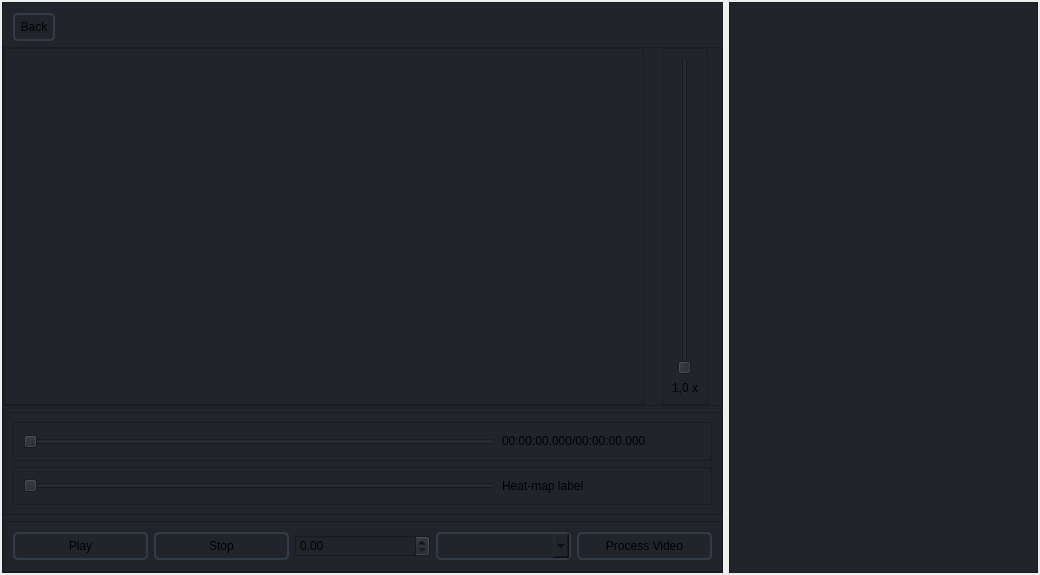
farruck-tusar/IFE_APP, file widgets/video_player/ui_video_player.ui: the form before one commit.
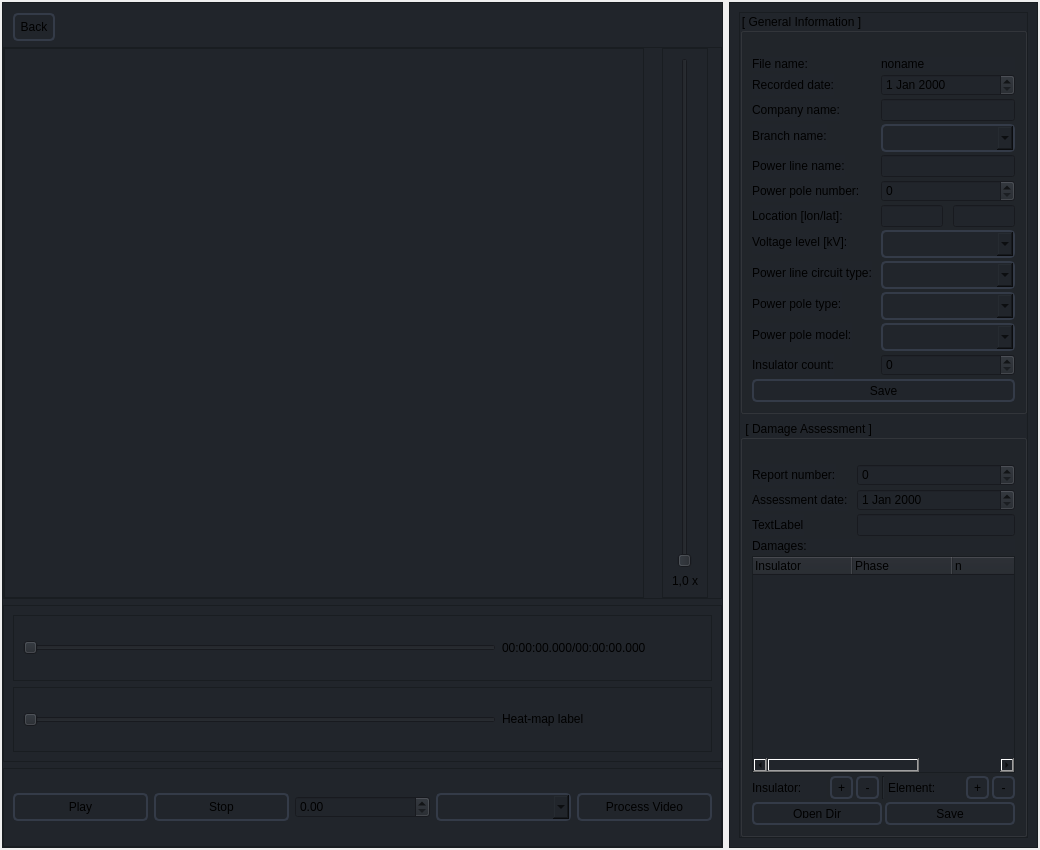
The form after the commit. Icons and pictures are not drawn.

Commit message: add apoli sidebar in videoplayer layout

```diff
--- a/widgets/video_player/ui_video_player.ui
+++ b/widgets/video_player/ui_video_player.ui
@@ -7,7 +7,7 @@
     <x>0</x>
     <y>0</y>
     <width>1040</width>
-    <height>575</height>
+    <height>850</height>
    </rect>
   </property>
   <property name="windowTitle">
@@ -369,6 +369,971 @@
      <property name="frameShadow">
       <enum>QFrame::Raised</enum>
      </property>
+     <layout class="QVBoxLayout" name="verticalLayout_4">
+      <item>
+       <widget class="QScrollArea" name="scrollArea">
+        <property name="horizontalScrollBarPolicy">
+         <enum>Qt::ScrollBarAlwaysOff</enum>
+        </property>
+        <property name="widgetResizable">
+         <bool>true</bool>
+        </property>
+        <widget class="QWidget" name="scrollAreaWidgetContents_2">
+         <property name="geometry">
+          <rect>
+           <x>0</x>
+           <y>0</y>
+           <width>313</width>
+           <height>72</height>
+          </rect>
+         </property>
+         <layout class="QVBoxLayout" name="verticalLayout">
+          <property name="spacing">
+           <number>6</number>
+          </property>
+          <property name="leftMargin">
+           <number>0</number>
+          </property>
+          <property name="topMargin">
+           <number>0</number>
+          </property>
+          <property name="rightMargin">
+           <number>0</number>
+          </property>
+          <property name="bottomMargin">
+           <number>0</number>
+          </property>
+          <item>
+           <widget class="QGroupBox" name="groupBox_General">
+            <property name="font">
+             <font>
+              <bold>false</bold>
+             </font>
+            </property>
+            <property name="title">
+             <string>[ General Information ]</string>
+            </property>
+            <property name="flat">
+             <bool>false</bool>
+            </property>
+            <property name="checkable">
+             <bool>false</bool>
+            </property>
+            <layout class="QVBoxLayout" name="verticalLayout_3">
+             <property name="spacing">
+              <number>3</number>
+             </property>
+             <property name="topMargin">
+              <number>24</number>
+             </property>
+             <item>
+              <layout class="QFormLayout" name="layout_G1">
+               <property name="horizontalSpacing">
+                <number>9</number>
+               </property>
+               <property name="verticalSpacing">
+                <number>3</number>
+               </property>
+               <item row="0" column="0">
+                <widget class="QLabel" name="label_file_name">
+                 <property name="text">
+                  <string>File name:</string>
+                 </property>
+                </widget>
+               </item>
+               <item row="0" column="1">
+                <widget class="QLabel" name="label_file_name_value">
+                 <property name="text">
+                  <string>noname</string>
+                 </property>
+                </widget>
+               </item>
+               <item row="1" column="0">
+                <widget class="QLabel" name="label_record_date">
+                 <property name="sizePolicy">
+                  <sizepolicy hsizetype="Preferred" vsizetype="Preferred">
+                   <horstretch>0</horstretch>
+                   <verstretch>0</verstretch>
+                  </sizepolicy>
+                 </property>
+                 <property name="minimumSize">
+                  <size>
+                   <width>0</width>
+                   <height>0</height>
+                  </size>
+                 </property>
+                 <property name="maximumSize">
+                  <size>
+                   <width>16777215</width>
+                   <height>16777215</height>
+                  </size>
+                 </property>
+                 <property name="text">
+                  <string>Recorded date:</string>
+                 </property>
+                </widget>
+               </item>
+               <item row="1" column="1">
+                <widget class="QDateEdit" name="dateEdit_record_date">
+                 <property name="sizePolicy">
+                  <sizepolicy hsizetype="Preferred" vsizetype="Preferred">
+                   <horstretch>0</horstretch>
+                   <verstretch>0</verstretch>
+                  </sizepolicy>
+                 </property>
+                 <property name="minimumSize">
+                  <size>
+                   <width>0</width>
+                   <height>0</height>
+                  </size>
+                 </property>
+                 <property name="maximumSize">
+                  <size>
+                   <width>16777215</width>
+                   <height>16777215</height>
+                  </size>
+                 </property>
+                 <property name="locale">
+                  <locale language="English" country="World"/>
+                 </property>
+                </widget>
+               </item>
+               <item row="2" column="0">
+                <widget class="QLabel" name="label_com_name">
+                 <property name="sizePolicy">
+                  <sizepolicy hsizetype="Preferred" vsizetype="Preferred">
+                   <horstretch>0</horstretch>
+                   <verstretch>0</verstretch>
+                  </sizepolicy>
+                 </property>
+                 <property name="minimumSize">
+                  <size>
+                   <width>0</width>
+                   <height>0</height>
+                  </size>
+                 </property>
+                 <property name="maximumSize">
+                  <size>
+                   <width>16777215</width>
+                   <height>16777215</height>
+                  </size>
+                 </property>
+                 <property name="text">
+                  <string>Company name:</string>
+                 </property>
+                </widget>
+               </item>
+               <item row="2" column="1">
+                <widget class="QLineEdit" name="lineEdit_com_name">
+                 <property name="sizePolicy">
+                  <sizepolicy hsizetype="Preferred" vsizetype="Preferred">
+                   <horstretch>0</horstretch>
+                   <verstretch>0</verstretch>
+                  </sizepolicy>
+                 </property>
+                 <property name="minimumSize">
+                  <size>
+                   <width>0</width>
+                   <height>0</height>
+                  </size>
+                 </property>
+                 <property name="maximumSize">
+                  <size>
+                   <width>16777215</width>
+                   <height>16777215</height>
+                  </size>
+                 </property>
+                </widget>
+               </item>
+               <item row="3" column="0">
+                <widget class="QLabel" name="label_bra_name">
+                 <property name="sizePolicy">
+                  <sizepolicy hsizetype="Preferred" vsizetype="Preferred">
+                   <horstretch>0</horstretch>
+                   <verstretch>0</verstretch>
+                  </sizepolicy>
+                 </property>
+                 <property name="minimumSize">
+                  <size>
+                   <width>0</width>
+                   <height>0</height>
+                  </size>
+                 </property>
+                 <property name="maximumSize">
+                  <size>
+                   <width>16777215</width>
+                   <height>16777215</height>
+                  </size>
+                 </property>
+                 <property name="text">
+                  <string>Branch name:</string>
+                 </property>
+                </widget>
+               </item>
+               <item row="3" column="1">
+                <widget class="QComboBox" name="comboBox_bra_name">
+                 <property name="sizePolicy">
+                  <sizepolicy hsizetype="Preferred" vsizetype="Preferred">
+                   <horstretch>0</horstretch>
+                   <verstretch>0</verstretch>
+                  </sizepolicy>
+                 </property>
+                 <property name="minimumSize">
+                  <size>
+                   <width>0</width>
+                   <height>0</height>
+                  </size>
+                 </property>
+                 <property name="maximumSize">
+                  <size>
+                   <width>16777215</width>
+                   <height>16777215</height>
+                  </size>
+                 </property>
+                </widget>
+               </item>
+               <item row="4" column="0">
+                <widget class="QLabel" name="label_pl_name">
+                 <property name="sizePolicy">
+                  <sizepolicy hsizetype="Preferred" vsizetype="Preferred">
+                   <horstretch>0</horstretch>
+                   <verstretch>0</verstretch>
+                  </sizepolicy>
+                 </property>
+                 <property name="minimumSize">
+                  <size>
+                   <width>0</width>
+                   <height>0</height>
+                  </size>
+                 </property>
+                 <property name="maximumSize">
+                  <size>
+                   <width>16777215</width>
+                   <height>16777215</height>
+                  </size>
+                 </property>
+                 <property name="text">
+                  <string>Power line name:</string>
+                 </property>
+                </widget>
+               </item>
+               <item row="4" column="1">
+                <widget class="QLineEdit" name="lineEdit_pl_name">
+                 <property name="sizePolicy">
+                  <sizepolicy hsizetype="Preferred" vsizetype="Preferred">
+                   <horstretch>0</horstretch>
+                   <verstretch>0</verstretch>
+                  </sizepolicy>
+                 </property>
+                 <property name="minimumSize">
+                  <size>
+                   <width>0</width>
+                   <height>0</height>
+                  </size>
+                 </property>
+                 <property name="maximumSize">
+                  <size>
+                   <width>16777215</width>
+                   <height>16777215</height>
+                  </size>
+                 </property>
+                </widget>
+               </item>
+               <item row="5" column="0">
+                <widget class="QLabel" name="label_pp_num">
+                 <property name="sizePolicy">
+                  <sizepolicy hsizetype="Preferred" vsizetype="Preferred">
+                   <horstretch>0</horstretch>
+                   <verstretch>0</verstretch>
+                  </sizepolicy>
+                 </property>
+                 <property name="minimumSize">
+                  <size>
+                   <width>0</width>
+                   <height>0</height>
+                  </size>
+                 </property>
+                 <property name="maximumSize">
+                  <size>
+                   <width>16777215</width>
+                   <height>16777215</height>
+                  </size>
+                 </property>
+                 <property name="text">
+                  <string>Power pole number:</string>
+                 </property>
+                </widget>
+               </item>
+               <item row="5" column="1">
+                <widget class="QSpinBox" name="spinBox_pp_num">
+                 <property name="sizePolicy">
+                  <sizepolicy hsizetype="Preferred" vsizetype="Preferred">
+                   <horstretch>0</horstretch>
+                   <verstretch>0</verstretch>
+                  </sizepolicy>
+                 </property>
+                 <property name="minimumSize">
+                  <size>
+                   <width>0</width>
+                   <height>0</height>
+                  </size>
+                 </property>
+                 <property name="maximumSize">
+                  <size>
+                   <width>16777215</width>
+                   <height>16777215</height>
+                  </size>
+                 </property>
+                 <property name="maximum">
+                  <number>999</number>
+                 </property>
+                </widget>
+               </item>
+               <item row="6" column="0">
+                <widget class="QLabel" name="label_location_lon">
+                 <property name="sizePolicy">
+                  <sizepolicy hsizetype="Preferred" vsizetype="Preferred">
+                   <horstretch>0</horstretch>
+                   <verstretch>0</verstretch>
+                  </sizepolicy>
+                 </property>
+                 <property name="minimumSize">
+                  <size>
+                   <width>0</width>
+                   <height>0</height>
+                  </size>
+                 </property>
+                 <property name="maximumSize">
+                  <size>
+                   <width>16777215</width>
+                   <height>16777215</height>
+                  </size>
+                 </property>
+                 <property name="text">
+                  <string>Location [lon/lat]:</string>
+                 </property>
+                </widget>
+               </item>
+               <item row="6" column="1">
+                <layout class="QHBoxLayout" name="horizontalLayout_13">
+                 <property name="spacing">
+                  <number>10</number>
+                 </property>
+                 <item>
+                  <widget class="QLineEdit" name="lineEdit_location_lon">
+                   <property name="sizePolicy">
+                    <sizepolicy hsizetype="Preferred" vsizetype="Preferred">
+                     <horstretch>0</horstretch>
+                     <verstretch>0</verstretch>
+                    </sizepolicy>
+                   </property>
+                   <property name="minimumSize">
+                    <size>
+                     <width>0</width>
+                     <height>0</height>
+                    </size>
+                   </property>
+                   <property name="maximumSize">
+                    <size>
+                     <width>16777215</width>
+                     <height>16777215</height>
+                    </size>
+                   </property>
+                  </widget>
+                 </item>
+                 <item>
+                  <widget class="QLineEdit" name="lineEdit_location_lat">
+                   <property name="sizePolicy">
+                    <sizepolicy hsizetype="Preferred" vsizetype="Preferred">
+                     <horstretch>0</horstretch>
+                     <verstretch>0</verstretch>
+                    </sizepolicy>
+                   </property>
+                   <property name="minimumSize">
+                    <size>
+                     <width>0</width>
+                     <height>0</height>
+                    </size>
+                   </property>
+                   <property name="maximumSize">
+                    <size>
+                     <width>16777215</width>
+                     <height>16777215</height>
+                    </size>
+                   </property>
+                  </widget>
+                 </item>
+                </layout>
+               </item>
+               <item row="7" column="0">
+                <widget class="QLabel" name="label_pl_level">
+                 <property name="sizePolicy">
+                  <sizepolicy hsizetype="Preferred" vsizetype="Preferred">
+                   <horstretch>0</horstretch>
+                   <verstretch>0</verstretch>
+                  </sizepolicy>
+                 </property>
+                 <property name="minimumSize">
+                  <size>
+                   <width>0</width>
+                   <height>0</height>
+                  </size>
+                 </property>
+                 <property name="maximumSize">
+                  <size>
+                   <width>16777215</width>
+                   <height>16777215</height>
+                  </size>
+                 </property>
+                 <property name="text">
+                  <string>Voltage level [kV]:</string>
+                 </property>
+                </widget>
+               </item>
+               <item row="7" column="1">
+                <widget class="QComboBox" name="comboBox_pl_level">
+                 <property name="sizePolicy">
+                  <sizepolicy hsizetype="Preferred" vsizetype="Preferred">
+                   <horstretch>0</horstretch>
+                   <verstretch>0</verstretch>
+                  </sizepolicy>
+                 </property>
+                 <property name="minimumSize">
+                  <size>
+                   <width>0</width>
+                   <height>0</height>
+                  </size>
+                 </property>
+                 <property name="maximumSize">
+                  <size>
+                   <width>16777215</width>
+                   <height>16777215</height>
+                  </size>
+                 </property>
+                </widget>
+               </item>
+               <item row="8" column="0">
+                <widget class="QLabel" name="label_pl_cir_type">
+                 <property name="sizePolicy">
+                  <sizepolicy hsizetype="Preferred" vsizetype="Preferred">
+                   <horstretch>0</horstretch>
+                   <verstretch>0</verstretch>
+                  </sizepolicy>
+                 </property>
+                 <property name="minimumSize">
+                  <size>
+                   <width>0</width>
+                   <height>0</height>
+                  </size>
+                 </property>
+                 <property name="maximumSize">
+                  <size>
+                   <width>16777215</width>
+                   <height>16777215</height>
+                  </size>
+                 </property>
+                 <property name="text">
+                  <string>Power line circuit type:</string>
+                 </property>
+                </widget>
+               </item>
+               <item row="8" column="1">
+                <widget class="QComboBox" name="comboBox_pl_cir_type">
+                 <property name="sizePolicy">
+                  <sizepolicy hsizetype="Preferred" vsizetype="Preferred">
+                   <horstretch>0</horstretch>
+                   <verstretch>0</verstretch>
+                  </sizepolicy>
+                 </property>
+                 <property name="minimumSize">
+                  <size>
+                   <width>0</width>
+                   <height>0</height>
+                  </size>
+                 </property>
+                 <property name="maximumSize">
+                  <size>
+                   <width>16777215</width>
+                   <height>16777215</height>
+                  </size>
+                 </property>
+                </widget>
+               </item>
+               <item row="9" column="0">
+                <widget class="QLabel" name="label_pp_type">
+                 <property name="sizePolicy">
+                  <sizepolicy hsizetype="Preferred" vsizetype="Preferred">
+                   <horstretch>0</horstretch>
+                   <verstretch>0</verstretch>
+                  </sizepolicy>
+                 </property>
+                 <property name="minimumSize">
+                  <size>
+                   <width>0</width>
+                   <height>0</height>
+                  </size>
+                 </property>
+                 <property name="maximumSize">
+                  <size>
+                   <width>16777215</width>
+                   <height>16777215</height>
+                  </size>
+                 </property>
+                 <property name="text">
+                  <string>Power pole type:</string>
+                 </property>
+                </widget>
+               </item>
+               <item row="9" column="1">
+                <widget class="QComboBox" name="comboBox_pp_type">
+                 <property name="sizePolicy">
+                  <sizepolicy hsizetype="Preferred" vsizetype="Preferred">
+                   <horstretch>0</horstretch>
+                   <verstretch>0</verstretch>
+                  </sizepolicy>
+                 </property>
+                 <property name="minimumSize">
+                  <size>
+                   <width>0</width>
+                   <height>0</height>
+                  </size>
+                 </property>
+                 <property name="maximumSize">
+                  <size>
+                   <width>16777215</width>
+                   <height>16777215</height>
+                  </size>
+                 </property>
+                </widget>
+               </item>
+               <item row="10" column="0">
+                <widget class="QLabel" name="label_pp_model">
+                 <property name="sizePolicy">
+                  <sizepolicy hsizetype="Preferred" vsizetype="Preferred">
+                   <horstretch>0</horstretch>
+                   <verstretch>0</verstretch>
+                  </sizepolicy>
+                 </property>
+                 <property name="minimumSize">
+                  <size>
+                   <width>0</width>
+                   <height>0</height>
+                  </size>
+                 </property>
+                 <property name="maximumSize">
+                  <size>
+                   <width>16777215</width>
+                   <height>16777215</height>
+                  </size>
+                 </property>
+                 <property name="text">
+                  <string>Power pole model:</string>
+                 </property>
+                </widget>
+               </item>
+               <item row="10" column="1">
+                <widget class="QComboBox" name="comboBox_pp_model">
+                 <property name="sizePolicy">
+                  <sizepolicy hsizetype="Preferred" vsizetype="Preferred">
+                   <horstretch>0</horstretch>
+                   <verstretch>0</verstretch>
+                  </sizepolicy>
+                 </property>
+                 <property name="minimumSize">
+                  <size>
+                   <width>0</width>
+                   <height>0</height>
+                  </size>
+                 </property>
+                 <property name="maximumSize">
+                  <size>
+                   <width>16777215</width>
+                   <height>16777215</height>
+                  </size>
+                 </property>
+                </widget>
+               </item>
+               <item row="11" column="0">
+                <widget class="QLabel" name="label_num_inst_str">
+                 <property name="sizePolicy">
+                  <sizepolicy hsizetype="Preferred" vsizetype="Preferred">
+                   <horstretch>0</horstretch>
+                   <verstretch>0</verstretch>
+                  </sizepolicy>
+                 </property>
+                 <property name="minimumSize">
+                  <size>
+                   <width>0</width>
+                   <height>0</height>
+                  </size>
+                 </property>
+                 <property name="maximumSize">
+                  <size>
+                   <width>16777215</width>
+                   <height>16777215</height>
+                  </size>
+                 </property>
+                 <property name="text">
+                  <string>Insulator count:</string>
+                 </property>
+                </widget>
+               </item>
+               <item row="11" column="1">
+                <widget class="QSpinBox" name="spinBox_num_inst_str">
+                 <property name="sizePolicy">
+                  <sizepolicy hsizetype="Preferred" vsizetype="Preferred">
+                   <horstretch>0</horstretch>
+                   <verstretch>0</verstretch>
+                  </sizepolicy>
+                 </property>
+                 <property name="minimumSize">
+                  <size>
+                   <width>0</width>
+                   <height>0</height>
+                  </size>
+                 </property>
+                 <property name="maximumSize">
+                  <size>
+                   <width>16777215</width>
+                   <height>16777215</height>
+                  </size>
+                 </property>
+                 <property name="maximum">
+                  <number>30</number>
+                 </property>
+                </widget>
+               </item>
+              </layout>
+             </item>
+             <item>
+              <layout class="QHBoxLayout" name="layout_G2">
+               <item>
+                <widget class="QPushButton" name="pushButton_saveG">
+                 <property name="sizePolicy">
+                  <sizepolicy hsizetype="Preferred" vsizetype="Preferred">
+                   <horstretch>0</horstretch>
+                   <verstretch>0</verstretch>
+                  </sizepolicy>
+                 </property>
+                 <property name="minimumSize">
+                  <size>
+                   <width>0</width>
+                   <height>23</height>
+                  </size>
+                 </property>
+                 <property name="maximumSize">
+                  <size>
+                   <width>16777215</width>
+                   <height>23</height>
+                  </size>
+                 </property>
+                 <property name="text">
+                  <string>Save</string>
+                 </property>
+                </widget>
+               </item>
+              </layout>
+             </item>
+            </layout>
+           </widget>
+          </item>
+          <item>
+           <widget class="QGroupBox" name="groupBox_Damage">
+            <property name="sizePolicy">
+             <sizepolicy hsizetype="Preferred" vsizetype="MinimumExpanding">
+              <horstretch>0</horstretch>
+              <verstretch>0</verstretch>
+             </sizepolicy>
+            </property>
+            <property name="font">
+             <font>
+              <bold>false</bold>
+             </font>
+            </property>
+            <property name="title">
+             <string> [ Damage Assessment ]</string>
+            </property>
+            <layout class="QVBoxLayout" name="verticalLayout_6">
+             <property name="spacing">
+              <number>3</number>
+             </property>
+             <property name="leftMargin">
+              <number>9</number>
+             </property>
+             <property name="topMargin">
+              <number>24</number>
+             </property>
+             <item>
+              <layout class="QFormLayout" name="layout_D1">
+               <property name="horizontalSpacing">
+                <number>9</number>
+               </property>
+               <property name="verticalSpacing">
+                <number>3</number>
+               </property>
+               <item row="0" column="0">
+                <widget class="QLabel" name="label_report_number">
+                 <property name="text">
+                  <string>Report number:</string>
+                 </property>
+                </widget>
+               </item>
+               <item row="0" column="1">
+                <widget class="QSpinBox" name="spinBox_report_number"/>
+               </item>
+               <item row="1" column="0">
+                <widget class="QLabel" name="label_process_date">
+                 <property name="sizePolicy">
+                  <sizepolicy hsizetype="Preferred" vsizetype="Preferred">
+                   <horstretch>0</horstretch>
+                   <verstretch>0</verstretch>
+                  </sizepolicy>
+                 </property>
+                 <property name="text">
+                  <string>Assessment date:</string>
+                 </property>
+                </widget>
+               </item>
+               <item row="1" column="1">
+                <widget class="QDateEdit" name="dateEdit_process_date">
+                 <property name="sizePolicy">
+                  <sizepolicy hsizetype="Preferred" vsizetype="Preferred">
+                   <horstretch>0</horstretch>
+                   <verstretch>0</verstretch>
+                  </sizepolicy>
+                 </property>
+                </widget>
+               </item>
+               <item row="2" column="0">
+                <widget class="QLabel" name="label_staff">
+                 <property name="text">
+                  <string>TextLabel</string>
+                 </property>
+                </widget>
+               </item>
+               <item row="2" column="1">
+                <widget class="QLineEdit" name="lineEdit_staff"/>
+               </item>
+              </layout>
+             </item>
+             <item>
+              <widget class="QLabel" name="label_damage">
+               <property name="text">
+                <string>Damages:</string>
+               </property>
+              </widget>
+             </item>
+             <item>
+              <widget class="QTreeWidget" name="treeWidget">
+               <property name="sizePolicy">
+                <sizepolicy hsizetype="Expanding" vsizetype="Expanding">
+                 <horstretch>0</horstretch>
+                 <verstretch>0</verstretch>
+                </sizepolicy>
+               </property>
+               <column>
+                <property name="text">
+                 <string>Insulator</string>
+                </property>
+                <property name="textAlignment">
+                 <set>AlignLeading|AlignVCenter</set>
+                </property>
+               </column>
+               <column>
+                <property name="text">
+                 <string>Phase</string>
+                </property>
+                <property name="textAlignment">
+                 <set>AlignLeading|AlignVCenter</set>
+                </property>
+               </column>
+               <column>
+                <property name="text">
+                 <string>n</string>
+                </property>
+                <property name="textAlignment">
+                 <set>AlignLeading|AlignVCenter</set>
+                </property>
+               </column>
+               <column>
+                <property name="text">
+                 <string>Damage</string>
+                </property>
+                <property name="textAlignment">
+                 <set>AlignLeading|AlignVCenter</set>
+                </property>
+               </column>
+              </widget>
+             </item>
+             <item>
+              <layout class="QHBoxLayout" name="layout_D2">
+               <item>
+                <widget class="QLabel" name="label_pushbutton1">
+                 <property name="text">
+                  <string>Insulator:</string>
+                 </property>
+                </widget>
+               </item>
+               <item>
+                <widget class="QPushButton" name="pushButton_add_1">
+                 <property name="minimumSize">
+                  <size>
+                   <width>23</width>
+                   <height>23</height>
+                  </size>
+                 </property>
+                 <property name="maximumSize">
+                  <size>
+                   <width>23</width>
+                   <height>23</height>
+                  </size>
+                 </property>
+                 <property name="text">
+                  <string>+</string>
+                 </property>
+                </widget>
+               </item>
+               <item>
+                <widget class="QPushButton" name="pushButton_sub_1">
+                 <property name="minimumSize">
+                  <size>
+                   <width>23</width>
+                   <height>23</height>
+                  </size>
+                 </property>
+                 <property name="maximumSize">
+                  <size>
+                   <width>23</width>
+                   <height>23</height>
+                  </size>
+                 </property>
+                 <property name="text">
+                  <string>-</string>
+                 </property>
+                </widget>
+               </item>
+               <item>
+                <widget class="Line" name="line">
+                 <property name="orientation">
+                  <enum>Qt::Vertical</enum>
+                 </property>
+                </widget>
+               </item>
+               <item>
+                <widget class="QLabel" name="label_pushbutton2">
+                 <property name="text">
+                  <string>Element:</string>
+                 </property>
+                </widget>
+               </item>
+               <item>
+                <widget class="QPushButton" name="pushButton_add_2">
+                 <property name="minimumSize">
+                  <size>
+                   <width>23</width>
+                   <height>23</height>
+                  </size>
+                 </property>
+                 <property name="maximumSize">
+                  <size>
+                   <width>23</width>
+                   <height>23</height>
+                  </size>
+                 </property>
+                 <property name="text">
+                  <string>+</string>
+                 </property>
+                </widget>
+               </item>
+               <item>
+                <widget class="QPushButton" name="pushButton_sub_2">
+                 <property name="minimumSize">
+                  <size>
+                   <width>23</width>
+                   <height>23</height>
+                  </size>
+                 </property>
+                 <property name="maximumSize">
+                  <size>
+                   <width>23</width>
+                   <height>23</height>
+                  </size>
+                 </property>
+                 <property name="text">
+                  <string>-</string>
+                 </property>
+                </widget>
+               </item>
+              </layout>
+             </item>
+             <item>
+              <layout class="QHBoxLayout" name="layout_D3">
+               <item>
+                <widget class="QPushButton" name="pushButton_openDirD">
+                 <property name="sizePolicy">
+                  <sizepolicy hsizetype="Preferred" vsizetype="Preferred">
+                   <horstretch>0</horstretch>
+                   <verstretch>0</verstretch>
+                  </sizepolicy>
+                 </property>
+                 <property name="minimumSize">
+                  <size>
+                   <width>40</width>
+                   <height>23</height>
+                  </size>
+                 </property>
+                 <property name="maximumSize">
+                  <size>
+                   <width>16777215</width>
+                   <height>23</height>
+                  </size>
+                 </property>
+                 <property name="text">
+                  <string>Open Dir</string>
+                 </property>
+                 <property name="shortcut">
+                  <string>Ctrl+P</string>
+                 </property>
+                </widget>
+               </item>
+               <item>
+                <widget class="QPushButton" name="pushButton_saveD">
+                 <property name="sizePolicy">
+                  <sizepolicy hsizetype="Preferred" vsizetype="Preferred">
+                   <horstretch>0</horstretch>
+                   <verstretch>0</verstretch>
+                  </sizepolicy>
+                 </property>
+                 <property name="minimumSize">
+                  <size>
+                   <width>40</width>
+                   <height>23</height>
+                  </size>
+                 </property>
+                 <property name="maximumSize">
+                  <size>
+                   <width>16777215</width>
+                   <height>23</height>
+                  </size>
+                 </property>
+                 <property name="text">
+                  <string>Save</string>
+                 </property>
+                 <property name="shortcut">
+                  <string>Ctrl+S</string>
+                 </property>
+                </widget>
+               </item>
+              </layout>
+             </item>
+            </layout>
+           </widget>
+          </item>
+         </layout>
+        </widget>
+       </widget>
+      </item>
+     </layout>
     </widget>
    </item>
   </layout>
```
The commit also changes 2 other files.
